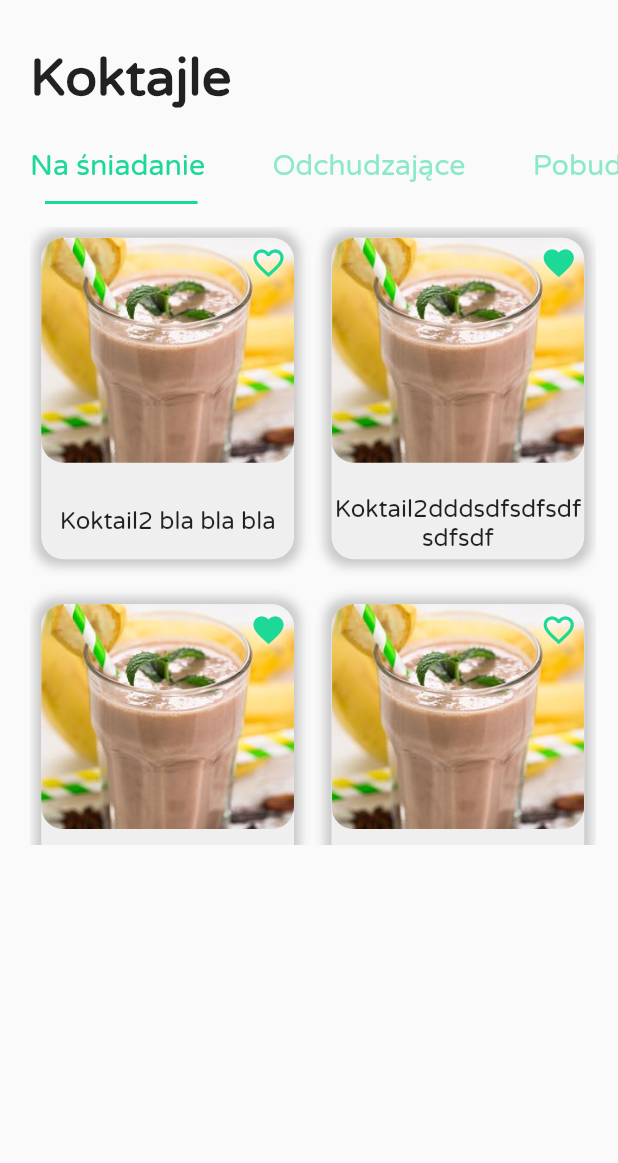
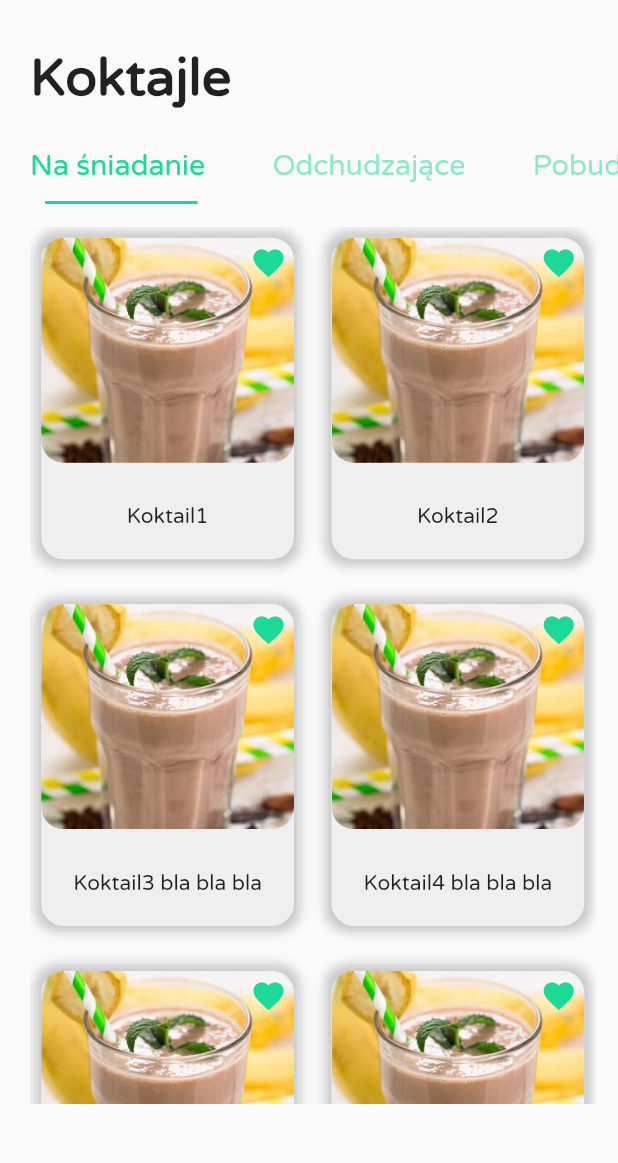
Before and after one commit to mecikkk/KoktejoApp, a Flutter app: the screen it shows after launch, on a phone screen of 412 x 824 dp, the part 60-1223 px from its top. Run offline on Flutter 3.47's test engine with Material 2 defaults, Android fonts, the phone set to English and light mode, and no system bars.

Commit message:
Fixed cocktails GridView

```diff
--- a/lib/pages/home_page.dart
+++ b/lib/pages/home_page.dart
@@ -1,6 +1,7 @@
 import 'package:flutter/cupertino.dart';
 import 'package:flutter/material.dart';
 import 'package:koktejo/constants.dart';
+import 'package:koktejo/models/cocktail_model.dart';
 import 'package:koktejo/widgets/card_list.dart';
 
 class HomePage extends StatefulWidget {
@@ -50,7 +51,7 @@ class _HomePageState extends State<HomePage> with SingleTickerProviderStateMixin
             Padding(
                 padding: EdgeInsets.only(left: 20.0),
                 child: Text('Koktajle',
-                    style: TextStyle(fontSize: 35.0, fontFamily: 'Varela', fontWeight: FontWeight.bold,), textAlign: TextAlign.left,)),
+                    style: TextStyle(fontSize: 35.0, fontWeight: FontWeight.bold,), textAlign: TextAlign.left)),
             SizedBox(height: 15.0),
             TabBar(
               controller: _tabController,
@@ -74,11 +75,11 @@ class _HomePageState extends State<HomePage> with SingleTickerProviderStateMixin
               child: TabBarView(
                 controller: _tabController,
                 children: <Widget>[
-                  CardList(),
-                  CardList(),
-                  CardList(),
-                  CardList(),
-                  CardList(),
+                  CardList(_dummyCocktailList()),
+                  CardList(_dummyCocktailList()),
+                  CardList(_dummyCocktailList()),
+                  CardList(_dummyCocktailList()),
+                  CardList(_dummyCocktailList()),
                 ],
               ),
             )
@@ -86,6 +87,20 @@ class _HomePageState extends State<HomePage> with SingleTickerProviderStateMixin
           ],
         )
     );
+  }
+
+  _dummyCocktailList() {
+    var cocktails = new List<CocktailModel>();
+    cocktails.add(CocktailModel('idd', 'Koktail1', 'saijdnaj', 'assets/kakao_daktyle.jpg', new List(2), new List(2), 123));
+    cocktails.add(CocktailModel('idd', 'Koktail2 ', 'saijdnaj', 'assets/kakao_daktyle.jpg', new List(2), new List(2), 123));
+    cocktails.add(CocktailModel('idd', 'Koktail3 bla bla bla', 'saijdnaj', 'assets/kakao_daktyle.jpg', new List(2), new List(2), 123));
+    cocktails.add(CocktailModel('idd', 'Koktail4 bla bla bla', 'saijdnaj', 'assets/kakao_daktyle.jpg', new List(2), new List(2), 123));
+    cocktails.add(CocktailModel('idd', 'Koktail5 bla bla bla', 'saijdnaj', 'assets/kakao_daktyle.jpg', new List(2), new List(2), 123));
+    cocktails.add(CocktailModel('idd', 'Koktail2 bla bla bla', 'saijdnaj', 'assets/kakao_daktyle.jpg', new List(2), new List(2), 123));
+    cocktails.add(CocktailModel('idd', 'Koktail67 bla bla bla', 'saijdnaj', 'assets/kakao_daktyle.jpg', new List(2), new List(2), 123));
+    cocktails.add(CocktailModel('idd', 'Koktail2 bla bla bla', 'saijdnaj', 'assets/kakao_daktyle.jpg', new List(2), new List(2), 123));
+
+    return cocktails;
   }
 
 
--- a/lib/widgets/card_list.dart
+++ b/lib/widgets/card_list.dart
@@ -4,6 +4,11 @@ import 'package:koktejo/constants.dart';
 import 'package:koktejo/models/cocktail_model.dart';
 
 class CardList extends StatelessWidget {
+
+  final List<CocktailModel> _cocktails;
+
+
+  CardList(this._cocktails);
 
   @override
   Widget build(BuildContext context) {
@@ -18,25 +23,14 @@ class CardList extends StatelessWidget {
           Container(
             padding: EdgeInsets.only(right: 15.0),
             width: MediaQuery.of(context).size.width - 30.0,
-            height: MediaQuery.of(context).size.width,
-            child: GridView.count(crossAxisCount: 2,
-            primary: false,
-            crossAxisSpacing: 10.0,
-            mainAxisSpacing: 15.0,
-            childAspectRatio: 0.8,
-            children: <Widget>[
-
-              _buildCardView(CocktailModel('idd', 'Koktail2 bla bla bla', 'saijdnaj', 'assets/kakao_daktyle.jpg', new List(2), new List(2), 123), false, context),
-              _buildCardView(CocktailModel('idd', 'Koktail2dddsdfsdfsdfsdfsdf', 'saijdnaj', 'assets/kakao_daktyle.jpg', new List(2), new List(2), 123), true, context),
-              _buildCardView(CocktailModel('idd', 'Kopa labama drinkos alabama, heca kieca', 'saijdnaj', 'assets/kakao_daktyle.jpg', new List(2), new List(2), 123), true, context),
-              _buildCardView(CocktailModel('idd', 'Koktail2', 'saijdnaj', 'assets/kakao_daktyle.jpg', new List(2), new List(2), 123), false, context),
-              _buildCardView(CocktailModel('idd', 'Koktail2', 'saijdnaj', 'assets/kakao_daktyle.jpg', new List(2), new List(2), 123), true, context),
-              _buildCardView(CocktailModel('idd', 'Koktail2', 'saijdnaj', 'assets/kakao_daktyle.jpg', new List(2), new List(2), 123), false, context),
-              _buildCardView(CocktailModel('idd', 'Koktail2', 'saijdnaj', 'assets/kakao_daktyle.jpg', new List(2), new List(2), 123), false, context),
-
-
-
-            ],),
+            height: MediaQuery.of(context).size.height - (MediaQuery.of(context).size.height * 0.29),
+            child: GridView.count(
+              crossAxisCount: 2,
+              primary: false,
+              crossAxisSpacing: 10.0,
+              mainAxisSpacing: 15.0,
+              childAspectRatio: 0.8,
+              children: _buildAllCards(context)),
           )
 
         ],
@@ -44,14 +38,14 @@ class CardList extends StatelessWidget {
     );
   }
 
-  buildTabContext(int count, List<CocktailModel> cocktails) => Container(
-    child: ListView.builder(
-        physics: const ClampingScrollPhysics(),
-        itemCount: count,
-        itemBuilder: (BuildContext context, int index) {
-          return _buildCardView(cocktails[index], true, context);
-        }),
-  );
+  List<Widget> _buildAllCards(BuildContext context) {
+    List<Widget> widgets = List<Widget>();
+
+    for(CocktailModel cocktail in _cocktails) {
+      widgets.add(_buildCardView(cocktail, true, context));
+    }
+    return widgets;
+  }
 
   Widget _buildCardView(CocktailModel cocktail, bool isFavourite, context) {
     return Padding(
@@ -118,7 +112,7 @@ class CardList extends StatelessWidget {
               ),
             ),
             Positioned(
-              bottom: 5,
+              bottom: 7,
               left: 0,
               right: 0,
               child: Container(
@@ -135,7 +129,7 @@ class CardList extends StatelessWidget {
                     maxLines: 2,
                     overflow: TextOverflow.ellipsis,
                     style: TextStyle(
-                      fontSize: 16.0,
+                      fontSize: 14.0,
                     ),
                   ),
                 ),
@@ -147,57 +141,5 @@ class CardList extends StatelessWidget {
     );
   }
 
-  Widget _buildCard(String name, String imgUrl, bool isFavourite, context) {
-
-    return Padding(
-      padding: EdgeInsets.only(top: 15.0, bottom: 5.0, left: 5.0, right: 5.0),
-      child: InkWell(
-        onTap: () {},
-        child: Container(
-          decoration: BoxDecoration(
-            borderRadius: BorderRadius.circular(15.0),
-            boxShadow: [
-              BoxShadow(
-                color: Colors.grey.withOpacity(0.2),
-                spreadRadius: 3.0,
-                blurRadius: 5.0
-              )
-            ],
-            color: Colors.white70,
-          ),
-          child: Column(
-            children: <Widget>[
-              Padding(
-                padding: EdgeInsets.all(5.0),
-                child: Row(
-                  mainAxisAlignment: MainAxisAlignment.end,
-                  children: <Widget>[
-                    isFavourite ? Icon(Icons.favorite, color: mAccentColor) :
-                        Icon(Icons.favorite_border, color: mAccentColor)
-                  ],
-                ),
-              ),
-              Hero(
-                tag: imgUrl,
-                child: Container(
-                  height: 100.0,
-                  width: 200.0,
-                  decoration: BoxDecoration(
-                    image: DecorationImage(
-                      image: AssetImage(imgUrl),
-                      fit: BoxFit.cover
-                    )
-                  ),
-                ),
-              ),
-
-              SizedBox(height: 7.0)
-            ],
-          ),
-        ),
-      ),
-    );
-
-  }
 
 }
--- a/pubspec.yaml
+++ b/pubspec.yaml
@@ -23,6 +23,8 @@ dependencies:
   # The following adds the Cupertino Icons font to your application.
   # Use with the CupertinoIcons class for iOS style icons.
   cupertino_icons: ^0.1.2
+
+  cloud_firestore: ^0.13.6
 
 dev_dependencies:
   flutter_test:
```
Also changed, not shown: lib/providers/firebase_provider.dart (added), pubspec.lock.
